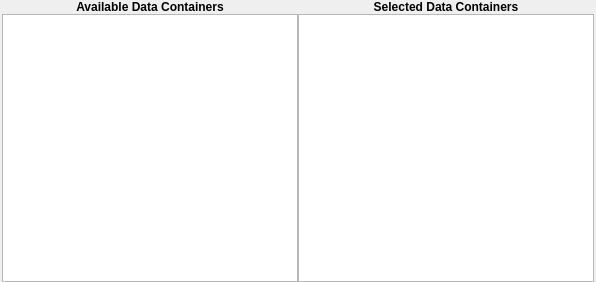
Old version of the form Source/SVWidgetsLib/FilterParameterWidgets/UI_Files/MultiDataContainerSelectionWidget.ui in the repository BlueQuartzSoftware/SIMPL.
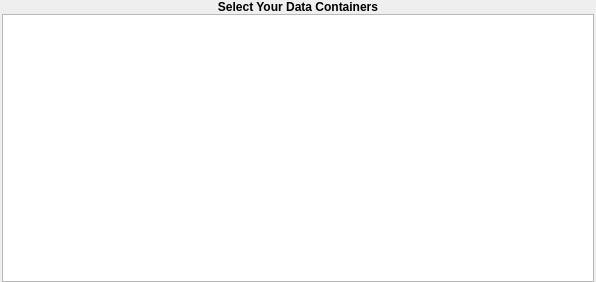
New version of the form. Custom widgets are drawn as their Qt base class.

Commit message:
Widget now uses ListView (with model)
And selection basis on currently selected items in one list only

What changed in the file:
```diff
--- a/Source/SVWidgetsLib/FilterParameterWidgets/UI_Files/MultiDataContainerSelectionWidget.ui
+++ b/Source/SVWidgetsLib/FilterParameterWidgets/UI_Files/MultiDataContainerSelectionWidget.ui
@@ -54,7 +54,7 @@
           </font>
          </property>
          <property name="text">
-          <string>Available Data Containers</string>
+          <string>Select Your Data Containers</string>
          </property>
          <property name="alignment">
           <set>Qt::AlignCenter</set>
@@ -62,28 +62,7 @@
         </widget>
        </item>
        <item>
-        <widget class="SVListWidget" name="availableDataContainers">
-         <property name="sizePolicy">
-          <sizepolicy hsizetype="Expanding" vsizetype="Expanding">
-           <horstretch>0</horstretch>
-           <verstretch>0</verstretch>
-          </sizepolicy>
-         </property>
-         <property name="sizeAdjustPolicy">
-          <enum>QAbstractScrollArea::AdjustIgnored</enum>
-         </property>
-         <property name="editTriggers">
-          <set>QAbstractItemView::NoEditTriggers</set>
-         </property>
-         <property name="dragEnabled">
-          <bool>true</bool>
-         </property>
-         <property name="dragDropMode">
-          <enum>QAbstractItemView::DragDrop</enum>
-         </property>
-         <property name="defaultDropAction">
-          <enum>Qt::MoveAction</enum>
-         </property>
+        <widget class="SVListView" name="dataContainers">
          <property name="selectionMode">
           <enum>QAbstractItemView::ExtendedSelection</enum>
          </property>
@@ -91,59 +70,14 @@
        </item>
       </layout>
      </item>
-     <item>
-      <layout class="QVBoxLayout" name="verticalLayout">
-       <property name="rightMargin">
-        <number>0</number>
-       </property>
-       <item>
-        <widget class="QLabel" name="label_2">
-         <property name="font">
-          <font>
-           <weight>75</weight>
-           <bold>true</bold>
-          </font>
-         </property>
-         <property name="text">
-          <string>Selected Data Containers</string>
-         </property>
-         <property name="alignment">
-          <set>Qt::AlignCenter</set>
-         </property>
-        </widget>
-       </item>
-       <item>
-        <widget class="SVListWidget" name="selectedDataContainers">
-         <property name="editTriggers">
-          <set>QAbstractItemView::NoEditTriggers</set>
-         </property>
-         <property name="dragEnabled">
-          <bool>true</bool>
-         </property>
-         <property name="dragDropMode">
-          <enum>QAbstractItemView::DragDrop</enum>
-         </property>
-         <property name="defaultDropAction">
-          <enum>Qt::MoveAction</enum>
-         </property>
-         <property name="selectionMode">
-          <enum>QAbstractItemView::ExtendedSelection</enum>
-         </property>
-         <property name="sortingEnabled">
-          <bool>false</bool>
-         </property>
-        </widget>
-       </item>
-      </layout>
-     </item>
     </layout>
    </item>
   </layout>
  </widget>
  <customwidgets>
   <customwidget>
-   <class>SVListWidget</class>
-   <extends>QListWidget</extends>
+   <class>SVListView</class>
+   <extends>QListView</extends>
    <header location="global">SVControlWidgets.h</header>
   </customwidget>
  </customwidgets>
```
The commit also changes 2 other files.
